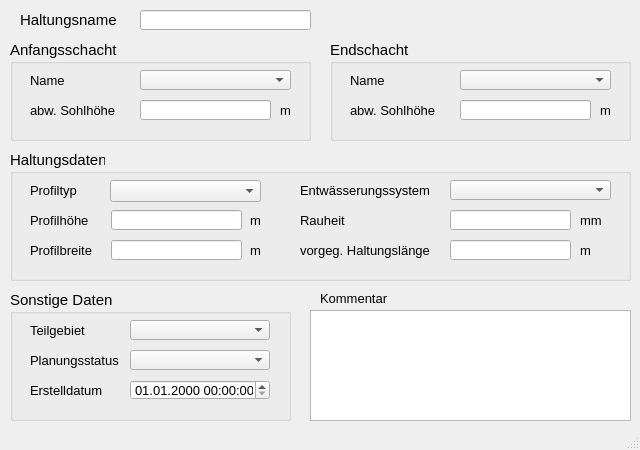
First picture: the form in qkan/forms/qkan_haltungen.ui, repository hoettges/QKan, before the edit.
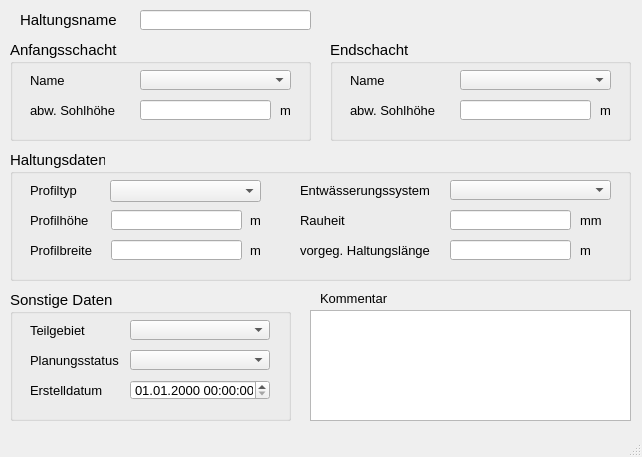
Second picture: the form after the edit. Custom widgets are drawn as their Qt base class.

```diff
--- a/qkan/forms/qkan_haltungen.ui
+++ b/qkan/forms/qkan_haltungen.ui
@@ -6,8 +6,8 @@
    <rect>
     <x>0</x>
     <y>0</y>
-    <width>640</width>
-    <height>450</height>
+    <width>642</width>
+    <height>457</height>
    </rect>
   </property>
   <property name="sizePolicy">
```
Left out of the diff: 2 changed lines with no effect on the pictures.
